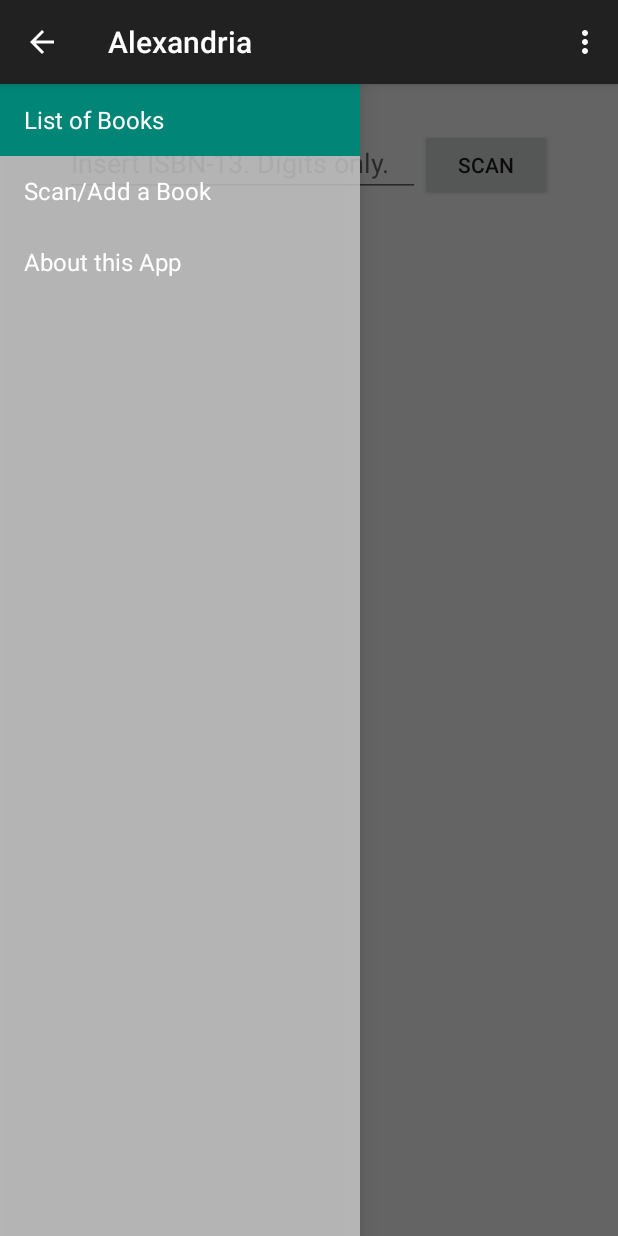
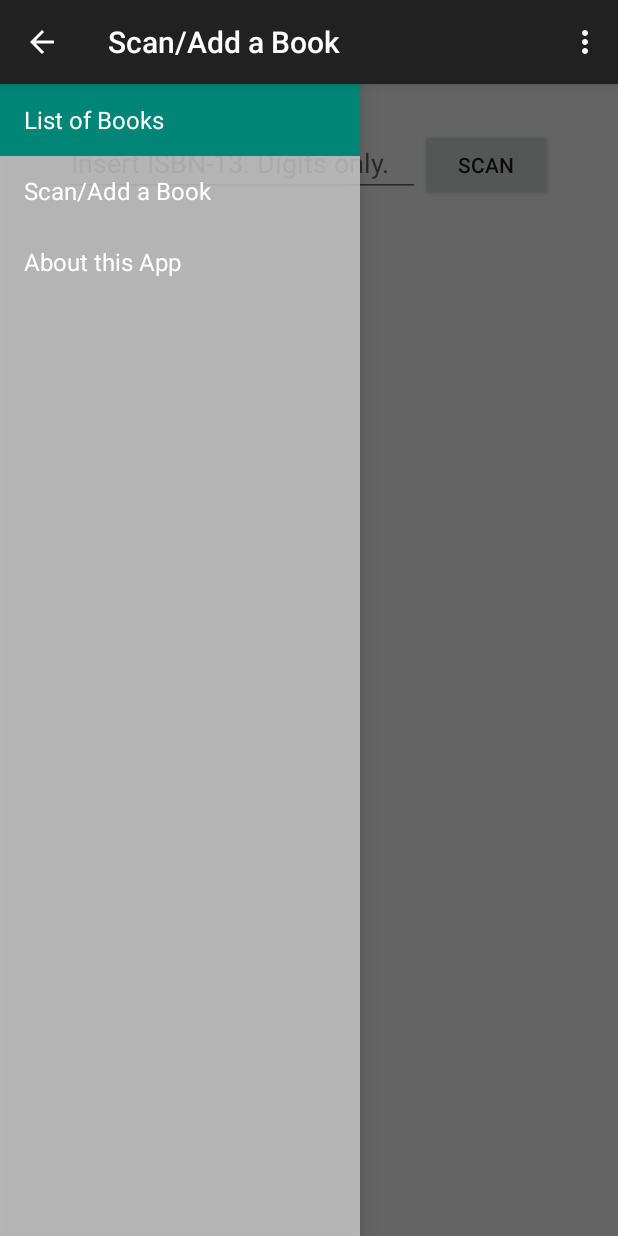
Before and after one commit to gordonyoon/alexandria, an Android app: the fragment AddBook placed in its activity, on a phone screen of 412 x 824 dp. Run offline under Robolectric (Android 15) with nearby library versions, the phone set to English and light mode, and no system bars; 2 statements that could not run were skipped.

Commit message:
Change to the appropriate title onBackPressed

```diff
--- a/app/src/main/java/it/jaschke/alexandria/AddBook.java
+++ b/app/src/main/java/it/jaschke/alexandria/AddBook.java
@@ -52,6 +52,8 @@ public class AddBook extends Fragment implements LoaderManager.LoaderCallbacks<C
 
     @Override
     public View onCreateView(final LayoutInflater inflater, ViewGroup container, Bundle savedInstanceState) {
+
+        getActivity().setTitle(R.string.scan);
 
         rootView = inflater.inflate(R.layout.fragment_add_book, container, false);
         ean = (EditText) rootView.findViewById(R.id.ean);
@@ -198,10 +200,4 @@ public class AddBook extends Fragment implements LoaderManager.LoaderCallbacks<C
         rootView.findViewById(R.id.save_button).setVisibility(View.INVISIBLE);
         rootView.findViewById(R.id.delete_button).setVisibility(View.INVISIBLE);
     }
-
-    @Override
-    public void onAttach(Activity activity) {
-        super.onAttach(activity);
-        activity.setTitle(R.string.scan);
-    }
 }
--- a/app/src/main/java/it/jaschke/alexandria/ListOfBooks.java
+++ b/app/src/main/java/it/jaschke/alexandria/ListOfBooks.java
@@ -41,6 +41,8 @@ public class ListOfBooks extends Fragment implements LoaderManager.LoaderCallbac
 
     @Override
     public View onCreateView(LayoutInflater inflater, ViewGroup container, Bundle savedInstanceState) {
+
+        getActivity().setTitle(R.string.books);
 
         Cursor cursor = getActivity().getContentResolver().query(
                 AlexandriaContract.BookEntry.CONTENT_URI,
@@ -126,10 +128,4 @@ public class ListOfBooks extends Fragment implements LoaderManager.LoaderCallbac
     public void onLoaderReset(Loader<Cursor> loader) {
         bookListAdapter.swapCursor(null);
     }
-
-    @Override
-    public void onAttach(Activity activity) {
-        super.onAttach(activity);
-        activity.setTitle(R.string.books);
-    }
 }
--- a/app/src/main/java/it/jaschke/alexandria/MainActivity.java
+++ b/app/src/main/java/it/jaschke/alexandria/MainActivity.java
@@ -91,6 +91,7 @@ public class MainActivity extends ActionBarActivity implements NavigationDrawerF
 
     public void setTitle(int titleId) {
         title = getString(titleId);
+        restoreActionBar();
     }
 
     public void restoreActionBar() {
```
Also changed, not shown: app/src/main/java/it/jaschke/alexandria/About.java (+2 -7 lines).
